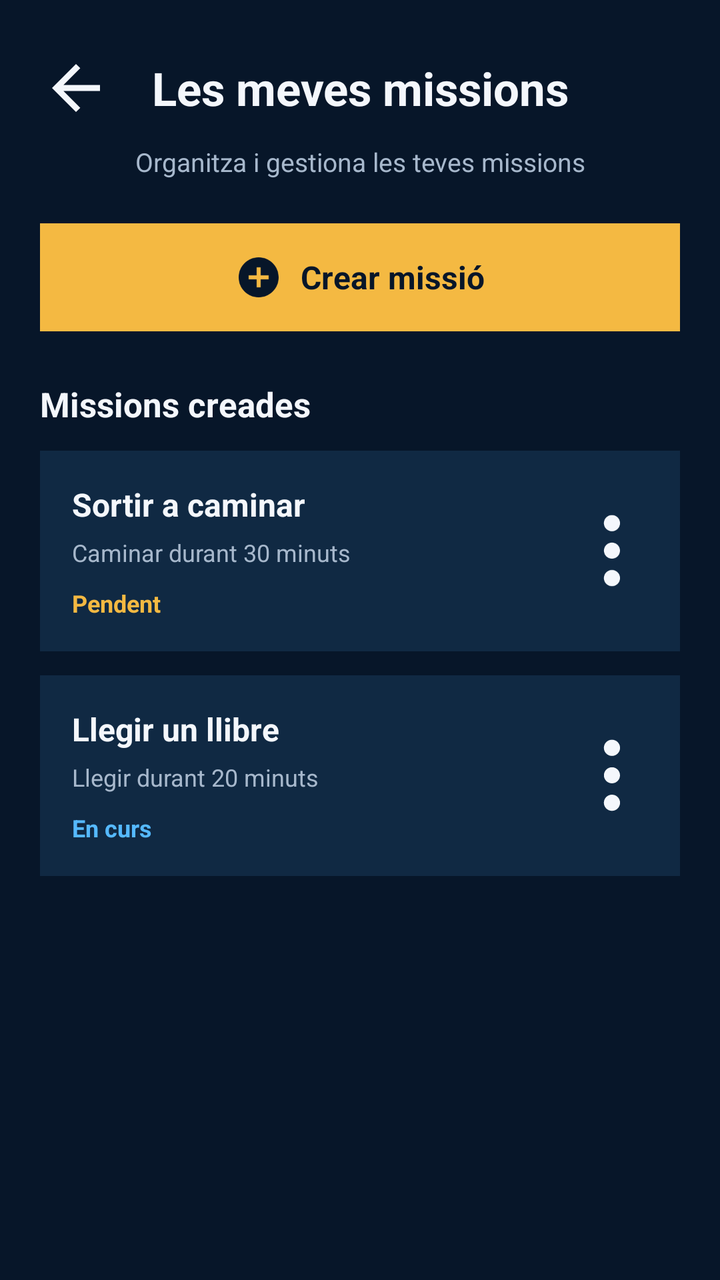
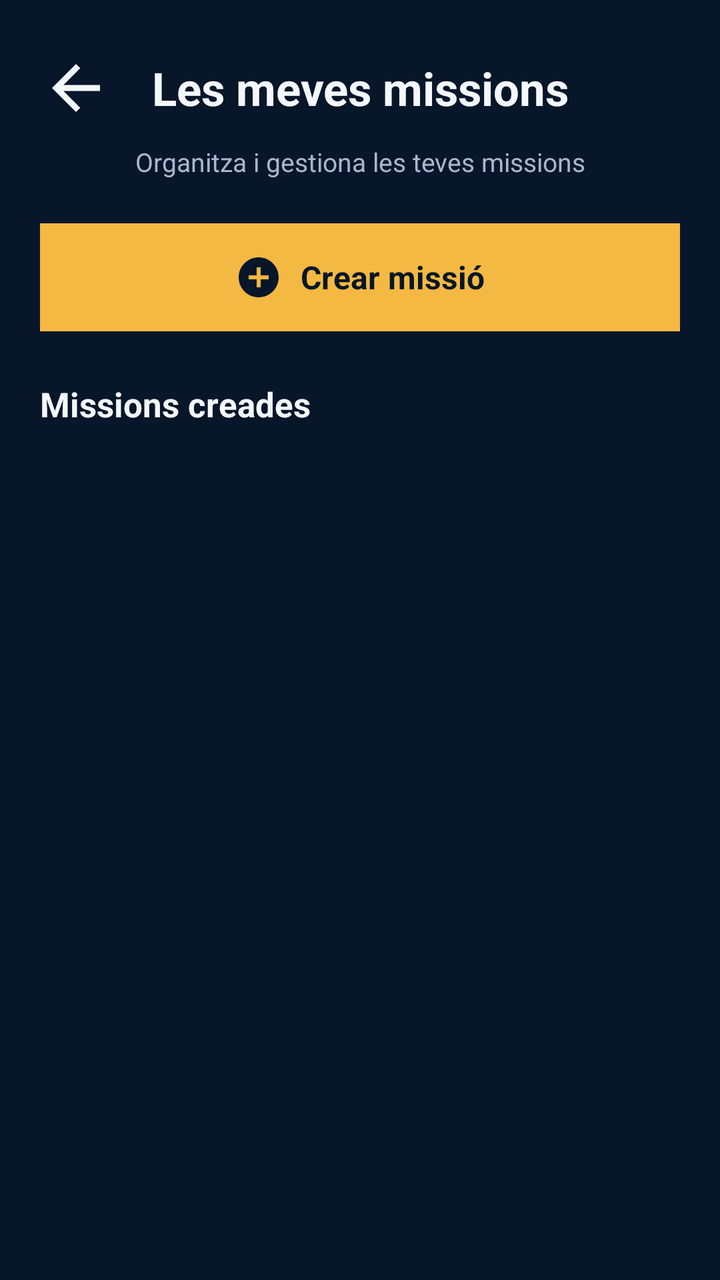

Compare the two renders of this Android layout. The source of the first and the diff that turns it into the second are given below.
<!-- AndroidManifest.xml: application theme Theme.Player1 -->
<!-- res/layout/fragment_create_misions.xml -->
<?xml version="1.0" encoding="utf-8"?>
<LinearLayout xmlns:android="http://schemas.android.com/apk/res/android"
    xmlns:app="http://schemas.android.com/apk/res-auto"
    android:layout_width="match_parent"
    android:layout_height="match_parent"
    android:orientation="vertical"
    android:background="@color/night_blue"
    android:padding="20dp">

    <FrameLayout
        android:layout_width="match_parent"
        android:layout_height="48dp">

        <ImageView
            android:id="@+id/btn_back"
            android:layout_width="36dp"
            android:layout_height="36dp"
            android:layout_gravity="start|center_vertical"
            android:src="@drawable/arrow_back"
            android:contentDescription="@string/meves_missions_tornar"
            app:tint="@color/ice_white" />

        <TextView
            android:layout_width="match_parent"
            android:layout_height="match_parent"
            android:gravity="center"
            android:text="@string/meves_missions_titol"
            android:textColor="@color/ice_white"
            android:textSize="23sp"
            android:textStyle="bold" />

    </FrameLayout>

    <TextView
        android:layout_width="match_parent"
        android:layout_height="wrap_content"
        android:layout_marginTop="4dp"
        android:gravity="center"
        android:text="@string/meves_missions_subtitol"
        android:textColor="@color/grey_blue"
        android:textSize="13sp" />

    <LinearLayout
        android:id="@+id/btn_create_mission"
        android:layout_width="match_parent"
        android:layout_height="54dp"
        android:layout_marginTop="22dp"
        android:background="@color/gold"
        android:contentDescription="@string/meves_missions_crear_desc"
        android:gravity="center"
        android:orientation="horizontal">

        <ImageView
            android:layout_width="24dp"
            android:layout_height="24dp"
            android:src="@drawable/ic_add_circle"
            android:contentDescription="@null"
            app:tint="@color/night_blue" />

        <TextView
            android:layout_width="wrap_content"
            android:layout_height="wrap_content"
            android:layout_marginStart="9dp"
            android:text="@string/meves_missions_crear"
            android:textColor="@color/night_blue"
            android:textSize="16sp"
            android:textStyle="bold" />

    </LinearLayout>

    <TextView
        android:layout_width="match_parent"
        android:layout_height="wrap_content"
        android:layout_marginTop="25dp"
        android:layout_marginBottom="12dp"
        android:text="@string/meves_missions_llistat"
        android:textColor="@color/ice_white"
        android:textSize="17sp"
        android:textStyle="bold" />

    <ScrollView
        android:layout_width="match_parent"
        android:layout_height="0dp"
        android:layout_weight="1"
        android:clipToPadding="false"
        android:fillViewport="true">

        <LinearLayout
            android:id="@+id/missions_container"
            android:layout_width="match_parent"
            android:layout_height="wrap_content"
            android:orientation="vertical">

            <LinearLayout
                android:layout_width="match_parent"
                android:layout_height="wrap_content"
                android:layout_marginBottom="12dp"
                android:background="@color/slate_blue"
                android:gravity="center_vertical"
                android:orientation="horizontal"
                android:padding="16dp">

                <LinearLayout
                    android:layout_width="0dp"
                    android:layout_height="wrap_content"
                    android:layout_weight="1"
                    android:orientation="vertical">

                    <TextView
                        android:layout_width="match_parent"
                        android:layout_height="wrap_content"
                        android:text="@string/meves_missions_exemple_1"
                        android:textColor="@color/ice_white"
                        android:textSize="16sp"
                        android:textStyle="bold" />

                    <TextView
                        android:layout_width="match_parent"
                        android:layout_height="wrap_content"
                        android:layout_marginTop="5dp"
                        android:text="@string/meves_missions_exemple_1_desc"
                        android:textColor="@color/grey_blue"
                        android:textSize="12sp" />

                    <TextView
                        android:layout_width="wrap_content"
                        android:layout_height="wrap_content"
                        android:layout_marginTop="9dp"
                        android:text="@string/meves_missions_pendent"
                        android:textColor="@color/status_pending"
                        android:textSize="12sp"
                        android:textStyle="bold" />

                </LinearLayout>

                <ImageView
                    android:id="@+id/btn_mission_options_1"
                    android:layout_width="36dp"
                    android:layout_height="36dp"
                    android:src="@drawable/ic_vertical_dots"
                    android:contentDescription="@string/meves_missions_opcions_desc"
                    app:tint="@color/ice_white" />

            </LinearLayout>

            <LinearLayout
                android:layout_width="match_parent"
                android:layout_height="wrap_content"
                android:layout_marginBottom="12dp"
                android:background="@color/slate_blue"
                android:gravity="center_vertical"
                android:orientation="horizontal"
                android:padding="16dp">

                <LinearLayout
                    android:layout_width="0dp"
                    android:layout_height="wrap_content"
                    android:layout_weight="1"
                    android:orientation="vertical">

                    <TextView
                        android:layout_width="match_parent"
                        android:layout_height="wrap_content"
                        android:text="@string/meves_missions_exemple_2"
                        android:textColor="@color/ice_white"
                        android:textSize="16sp"
                        android:textStyle="bold" />

                    <TextView
                        android:layout_width="match_parent"
                        android:layout_height="wrap_content"
                        android:layout_marginTop="5dp"
                        android:text="@string/meves_missions_exemple_2_desc"
                        android:textColor="@color/grey_blue"
                        android:textSize="12sp" />

                    <TextView
                        android:layout_width="wrap_content"
                        android:layout_height="wrap_content"
                        android:layout_marginTop="9dp"
                        android:text="@string/meves_missions_en_curs"
                        android:textColor="@color/status_in_progress"
                        android:textSize="12sp"
                        android:textStyle="bold" />

                </LinearLayout>

                <ImageView
                    android:id="@+id/btn_mission_options_2"
                    android:layout_width="36dp"
                    android:layout_height="36dp"
                    android:src="@drawable/ic_vertical_dots"
                    android:contentDescription="@string/meves_missions_opcions_desc"
                    app:tint="@color/ice_white" />

            </LinearLayout>

        </LinearLayout>

    </ScrollView>

</LinearLayout>
<!-- resources referenced by this layout -->
<resources>
  <color name="gold">#FFF4B942</color>
  <color name="grey_blue">#FFA7B8CC</color>
  <color name="ice_white">#FFF4F7FC</color>
  <color name="night_blue">#FF071629</color>
  <color name="slate_blue">#FF102943</color>
  <color name="status_in_progress">#FF55B9FF</color>
  <color name="status_pending">#FFF4B942</color>
  <!-- drawable arrow_back (drawable) -->
  <vector xmlns:android="http://schemas.android.com/apk/res/android" android:autoMirrored="true" android:height="24dp" android:tint="#000000" android:viewportHeight="960" android:viewportWidth="960" android:width="24dp">
        
      <path android:fillColor="@android:color/white" android:pathData="M313,520L537,744L480,800L160,480L480,160L537,216L313,440L800,440L800,520L313,520Z"/>
      
  </vector>
  <!-- drawable ic_add_circle (drawable) -->
  <?xml version="1.0" encoding="utf-8"?>
  <vector xmlns:android="http://schemas.android.com/apk/res/android"
      android:width="24dp"
      android:height="24dp"
      android:autoMirrored="false"
      android:tint="?attr/colorControlNormal"
      android:viewportWidth="24"
      android:viewportHeight="24">
      <path
          android:fillColor="@android:color/white"
          android:pathData="M12,2C6.48,2 2,6.48 2,12s4.48,10 10,10 10,-4.48 10,-10S17.52,2 12,2zM17,13h-4v4h-2v-4H7v-2h4V7h2v4h4v2z" />
  </vector>
  <!-- drawable ic_vertical_dots (drawable) -->
  <vector xmlns:android="http://schemas.android.com/apk/res/android"
      android:width="256dp"
      android:height="256dp"
      android:viewportWidth="256"
      android:viewportHeight="256">
    <path
        android:pathData="M156.47,127.86c0,15.78 -12.84,28.61 -28.61,28.61c-15.78,0 -28.61,-12.84 -28.61,-28.61c0,-15.78 12.84,-28.61 28.61,-28.61C143.63,99.24 156.47,112.08 156.47,127.86z"
        android:strokeLineJoin="miter"
        android:strokeWidth="2.81"
        android:fillColor="#000000"
        android:fillType="nonZero"
        android:strokeColor="#00000000"
        android:strokeLineCap="butt"/>
    <path
        android:pathData="M156.66,225.5C156.66,241.39 143.74,254.31 127.86,254.31s-28.8,-12.92 -28.8,-28.8S111.98,196.7 127.86,196.7S156.66,209.62 156.66,225.5z"
        android:strokeLineJoin="miter"
        android:strokeWidth="2.81"
        android:fillColor="#000000"
        android:fillType="nonZero"
        android:strokeColor="#00000000"
        android:strokeLineCap="butt"/>
    <path
        android:pathData="M156.66,30.21c0,15.88 -12.92,28.8 -28.8,28.8s-28.8,-12.92 -28.8,-28.8C99.06,14.32 111.98,1.41 127.86,1.41S156.66,14.32 156.66,30.21z"
        android:strokeLineJoin="miter"
        android:strokeWidth="2.81"
        android:fillColor="#000000"
        android:fillType="nonZero"
        android:strokeColor="#00000000"
        android:strokeLineCap="butt"/>
  </vector>
  <string name="meves_missions_crear">Crear missió</string>
  <string name="meves_missions_crear_desc">Crear una missió nova</string>
  <string name="meves_missions_en_curs">En curs</string>
  <string name="meves_missions_exemple_1">Sortir a caminar</string>
  <string name="meves_missions_exemple_1_desc">Caminar durant 30 minuts</string>
  <string name="meves_missions_exemple_2">Llegir un llibre</string>
  <string name="meves_missions_exemple_2_desc">Llegir durant 20 minuts</string>
  <string name="meves_missions_llistat">Missions creades</string>
  <string name="meves_missions_opcions_desc">Obrir les opcions de la missió</string>
  <string name="meves_missions_pendent">Pendent</string>
  <string name="meves_missions_subtitol">Organitza i gestiona les teves missions</string>
  <string name="meves_missions_titol">Les meves missions</string>
  <string name="meves_missions_tornar">Tornar enrere</string>
  <color name="electric_blue">#FF247BFA</color>
  <color name="slate_blue_stroke">#FF1E3A5C</color>
  <!-- unchanged entries left out for length: 1 -->
</resources>

<!-- the commit's change to res/layout/fragment_create_misions.xml (unified diff, before → after) -->
@@ -18,6 +18,8 @@
             android:layout_gravity="start|center_vertical"
             android:src="@drawable/arrow_back"
             android:contentDescription="@string/meves_missions_tornar"
+            android:clickable="true"
+            android:focusable="true"
             app:tint="@color/ice_white" />
 
         <TextView
@@ -48,7 +50,9 @@
         android:background="@color/gold"
         android:contentDescription="@string/meves_missions_crear_desc"
         android:gravity="center"
-        android:orientation="horizontal">
+        android:orientation="horizontal"
+        android:clickable="true"
+        android:focusable="true">
 
         <ImageView
             android:layout_width="24dp"
@@ -78,125 +82,14 @@
         android:textSize="17sp"
         android:textStyle="bold" />
 
-    <ScrollView
+    <androidx.recyclerview.widget.RecyclerView
+        android:id="@+id/rvMissionsCreades"
         android:layout_width="match_parent"
         android:layout_height="0dp"
         android:layout_weight="1"
         android:clipToPadding="false"
-        android:fillViewport="true">
-
-        <LinearLayout
-            android:id="@+id/missions_container"
-            android:layout_width="match_parent"
-            android:layout_height="wrap_content"
-            android:orientation="vertical">
-
-            <LinearLayout
-                android:layout_width="match_parent"
-                android:layout_height="wrap_content"
-                android:layout_marginBottom="12dp"
-                android:background="@color/slate_blue"
-                android:gravity="center_vertical"
-                android:orientation="horizontal"
-                android:padding="16dp">
-
-                <LinearLayout
-                    android:layout_width="0dp"
-                    android:layout_height="wrap_content"
-                    android:layout_weight="1"
-                    android:orientation="vertical">
-
-                    <TextView
-                        android:layout_width="match_parent"
-                        android:layout_height="wrap_content"
-                        android:text="@string/meves_missions_exemple_1"
-                        android:textColor="@color/ice_white"
-                        android:textSize="16sp"
-                        android:textStyle="bold" />
-
-                    <TextView
-                        android:layout_width="match_parent"
-                        android:layout_height="wrap_content"
-                        android:layout_marginTop="5dp"
-                        android:text="@string/meves_missions_exemple_1_desc"
-                        android:textColor="@color/grey_blue"
-                        android:textSize="12sp" />
-
-                    <TextView
-                        android:layout_width="wrap_content"
-                        android:layout_height="wrap_content"
-                        android:layout_marginTop="9dp"
-                        android:text="@string/meves_missions_pendent"
-                        android:textColor="@color/status_pending"
-                        android:textSize="12sp"
-                        android:textStyle="bold" />
-
-                </LinearLayout>
-
-                <ImageView
-                    android:id="@+id/btn_mission_options_1"
-                    android:layout_width="36dp"
-                    android:layout_height="36dp"
-                    android:src="@drawable/ic_vertical_dots"
-                    android:contentDescription="@string/meves_missions_opcions_desc"
-                    app:tint="@color/ice_white" />
-
-            </LinearLayout>
-
-            <LinearLayout
-                android:layout_width="match_parent"
-                android:layout_height="wrap_content"
-                android:layout_marginBottom="12dp"
-                android:background="@color/slate_blue"
-                android:gravity="center_vertical"
-                android:orientation="horizontal"
-                android:padding="16dp">
-
-                <LinearLayout
-                    android:layout_width="0dp"
-                    android:layout_height="wrap_content"
-                    android:layout_weight="1"
-                    android:orientation="vertical">
-
-                    <TextView
-                        android:layout_width="match_parent"
-                        android:layout_height="wrap_content"
-                        android:text="@string/meves_missions_exemple_2"
-                        android:textColor="@color/ice_white"
-                        android:textSize="16sp"
-                        android:textStyle="bold" />
-
-                    <TextView
-                        android:layout_width="match_parent"
-                        android:layout_height="wrap_content"
-                        android:layout_marginTop="5dp"
-                        android:text="@string/meves_missions_exemple_2_desc"
-                        android:textColor="@color/grey_blue"
-                        android:textSize="12sp" />
-
-                    <TextView
-                        android:layout_width="wrap_content"
-                        android:layout_height="wrap_content"
-                        android:layout_marginTop="9dp"
-                        android:text="@string/meves_missions_en_curs"
-                        android:textColor="@color/status_in_progress"
-                        android:textSize="12sp"
-                        android:textStyle="bold" />
-
-                </LinearLayout>
-
-                <ImageView
-                    android:id="@+id/btn_mission_options_2"
-                    android:layout_width="36dp"
-                    android:layout_height="36dp"
-                    android:src="@drawable/ic_vertical_dots"
-                    android:contentDescription="@string/meves_missions_opcions_desc"
-                    app:tint="@color/ice_white" />
-
-            </LinearLayout>
-
-        </LinearLayout>
-
-    </ScrollView>
+        android:paddingBottom="8dp"
+        android:scrollbars="vertical"
+        android:contentDescription="@string/meves_missions_titol" />
 
 </LinearLayout>
<!-- resource entries referenced after the edit -->
@@ -6,7 +6,6 @@
   <color name="night_blue">#FF071629</color>
   <color name="slate_blue">#FF102943</color>
   <color name="status_in_progress">#FF55B9FF</color>
-  <color name="status_pending">#FFF4B942</color>
   <!-- drawable arrow_back (drawable) -->
   <vector xmlns:android="http://schemas.android.com/apk/res/android" android:autoMirrored="true" android:height="24dp" android:tint="#000000" android:viewportHeight="960" android:viewportWidth="960" android:width="24dp">
         
@@ -26,47 +25,9 @@
           android:fillColor="@android:color/white"
           android:pathData="M12,2C6.48,2 2,6.48 2,12s4.48,10 10,10 10,-4.48 10,-10S17.52,2 12,2zM17,13h-4v4h-2v-4H7v-2h4V7h2v4h4v2z" />
   </vector>
-  <!-- drawable ic_vertical_dots (drawable) -->
-  <vector xmlns:android="http://schemas.android.com/apk/res/android"
-      android:width="256dp"
-      android:height="256dp"
-      android:viewportWidth="256"
-      android:viewportHeight="256">
-    <path
-        android:pathData="M156.47,127.86c0,15.78 -12.84,28.61 -28.61,28.61c-15.78,0 -28.61,-12.84 -28.61,-28.61c0,-15.78 12.84,-28.61 28.61,-28.61C143.63,99.24 156.47,112.08 156.47,127.86z"
-        android:strokeLineJoin="miter"
-        android:strokeWidth="2.81"
-        android:fillColor="#000000"
-        android:fillType="nonZero"
-        android:strokeColor="#00000000"
-        android:strokeLineCap="butt"/>
-    <path
-        android:pathData="M156.66,225.5C156.66,241.39 143.74,254.31 127.86,254.31s-28.8,-12.92 -28.8,-28.8S111.98,196.7 127.86,196.7S156.66,209.62 156.66,225.5z"
-        android:strokeLineJoin="miter"
-        android:strokeWidth="2.81"
-        android:fillColor="#000000"
-        android:fillType="nonZero"
-        android:strokeColor="#00000000"
-        android:strokeLineCap="butt"/>
-    <path
-        android:pathData="M156.66,30.21c0,15.88 -12.92,28.8 -28.8,28.8s-28.8,-12.92 -28.8,-28.8C99.06,14.32 111.98,1.41 127.86,1.41S156.66,14.32 156.66,30.21z"
-        android:strokeLineJoin="miter"
-        android:strokeWidth="2.81"
-        android:fillColor="#000000"
-        android:fillType="nonZero"
-        android:strokeColor="#00000000"
-        android:strokeLineCap="butt"/>
-  </vector>
   <string name="meves_missions_crear">Crear missió</string>
   <string name="meves_missions_crear_desc">Crear una missió nova</string>
-  <string name="meves_missions_en_curs">En curs</string>
-  <string name="meves_missions_exemple_1">Sortir a caminar</string>
-  <string name="meves_missions_exemple_1_desc">Caminar durant 30 minuts</string>
-  <string name="meves_missions_exemple_2">Llegir un llibre</string>
-  <string name="meves_missions_exemple_2_desc">Llegir durant 20 minuts</string>
   <string name="meves_missions_llistat">Missions creades</string>
-  <string name="meves_missions_opcions_desc">Obrir les opcions de la missió</string>
-  <string name="meves_missions_pendent">Pendent</string>
   <string name="meves_missions_subtitol">Organitza i gestiona les teves missions</string>
   <string name="meves_missions_titol">Les meves missions</string>
   <string name="meves_missions_tornar">Tornar enrere</string>
